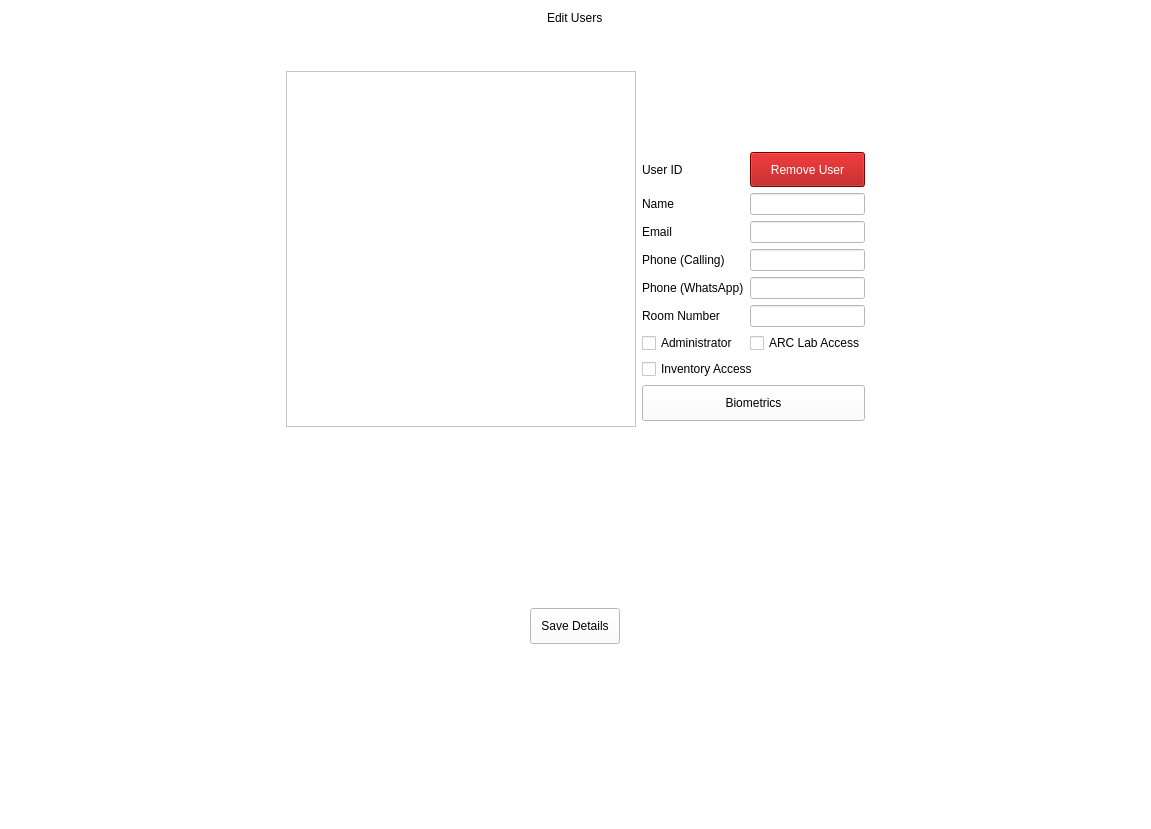
This is editusers.ui in arc-bphc/sims-gui as Qt 5 draws it before an edit. The edited form follows.
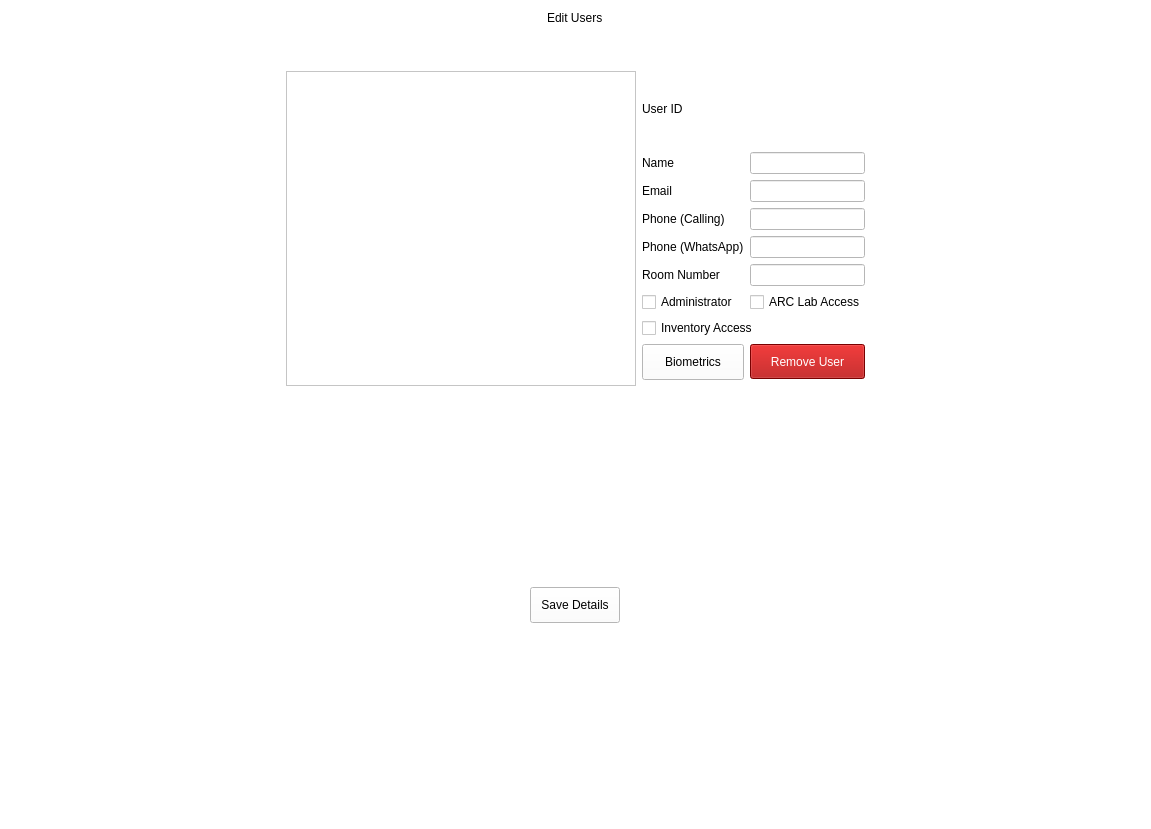
This is the edited form. Icons and pictures are not drawn.

```diff
--- a/editusers.ui
+++ b/editusers.ui
@@ -69,107 +69,100 @@
        <property name="sizeConstraint">
         <enum>QLayout::SetFixedSize</enum>
        </property>
-       <item row="3" column="1">
+       <item row="4" column="1">
         <widget class="QLineEdit" name="email"/>
        </item>
-       <item row="5" column="0">
+       <item row="6" column="0">
         <widget class="QLabel" name="label_9">
          <property name="text">
           <string>Phone (WhatsApp)</string>
          </property>
         </widget>
        </item>
-       <item row="4" column="0">
+       <item row="5" column="0">
         <widget class="QLabel" name="label_8">
          <property name="text">
           <string>Phone (Calling)</string>
          </property>
         </widget>
        </item>
-       <item row="2" column="0">
+       <item row="3" column="0">
         <widget class="QLabel" name="label_5">
          <property name="text">
           <string>Name</string>
          </property>
         </widget>
        </item>
-       <item row="6" column="0">
+       <item row="7" column="0">
         <widget class="QLabel" name="label_11">
          <property name="text">
           <string>Room Number</string>
          </property>
         </widget>
        </item>
-       <item row="6" column="1">
+       <item row="7" column="1">
         <widget class="QLineEdit" name="roomNumber"/>
        </item>
-       <item row="10" column="0" colspan="2">
+       <item row="6" column="1">
+        <widget class="QLineEdit" name="phoneWhatsApp"/>
+       </item>
+       <item row="12" column="0">
         <widget class="QPushButton" name="biometricButton">
          <property name="text">
           <string>Biometrics</string>
          </property>
         </widget>
        </item>
-       <item row="0" column="0" colspan="2" alignment="Qt::AlignHCenter">
-        <widget class="QLabel" name="userImage">
-         <property name="minimumSize">
-          <size>
-           <width>75</width>
-           <height>75</height>
-          </size>
-         </property>
+       <item row="12" column="1">
+        <widget class="QPushButton" name="deleteButton">
          <property name="maximumSize">
           <size>
-           <width>130</width>
-           <height>130</height>
+           <width>16777215</width>
+           <height>35</height>
           </size>
          </property>
+         <property name="styleSheet">
+          <string notr="true">background-color: rgb(170, 0, 0);
+font: 10pt &quot;Noto Sans&quot;;
+color: rgb(255, 255, 255);</string>
+         </property>
          <property name="text">
-          <string/>
-         </property>
-         <property name="pixmap">
-          <pixmap>images/users/index.png</pixmap>
-         </property>
-         <property name="scaledContents">
-          <bool>true</bool>
+          <string>Remove User</string>
          </property>
         </widget>
        </item>
-       <item row="5" column="1">
-        <widget class="QLineEdit" name="phoneWhatsApp"/>
-       </item>
-       <item row="3" column="0">
+       <item row="4" column="0">
         <widget class="QLabel" name="label_10">
          <property name="text">
           <string>Email</string>
          </property>
         </widget>
        </item>
-       <item row="4" column="1">
+       <item row="5" column="1">
         <widget class="QLineEdit" name="phoneCall"/>
        </item>
-       <item row="7" column="1">
+       <item row="8" column="1">
         <widget class="QCheckBox" name="labCheckBox">
          <property name="text">
           <string>ARC Lab Access</string>
          </property>
         </widget>
        </item>
-       <item row="9" column="0" colspan="2">
+       <item row="10" column="0" colspan="2">
         <widget class="QCheckBox" name="inventoryCheckBox">
          <property name="text">
           <string>Inventory Access</string>
          </property>
         </widget>
        </item>
-       <item row="2" column="1">
+       <item row="3" column="1">
         <widget class="QLineEdit" name="name">
          <property name="enabled">
           <bool>false</bool>
          </property>
         </widget>
        </item>
-       <item row="7" column="0">
+       <item row="8" column="0">
         <widget class="QCheckBox" name="adminCheckBox">
          <property name="text">
           <string>Administrator</string>
@@ -187,20 +180,27 @@
         </widget>
        </item>
        <item row="1" column="1">
-        <widget class="QPushButton" name="deleteButton">
+        <widget class="QLabel" name="userImage">
+         <property name="minimumSize">
+          <size>
+           <width>75</width>
+           <height>75</height>
+          </size>
+         </property>
          <property name="maximumSize">
           <size>
-           <width>16777215</width>
-           <height>35</height>
+           <width>130</width>
+           <height>130</height>
           </size>
          </property>
-         <property name="styleSheet">
-          <string notr="true">background-color: rgb(170, 0, 0);
-font: 10pt &quot;Noto Sans&quot;;
-color: rgb(255, 255, 255);</string>
-         </property>
          <property name="text">
-          <string>Remove User</string>
+          <string/>
+         </property>
+         <property name="pixmap">
+          <pixmap>images/users/index.png</pixmap>
+         </property>
+         <property name="scaledContents">
+          <bool>true</bool>
          </property>
         </widget>
        </item>
```
